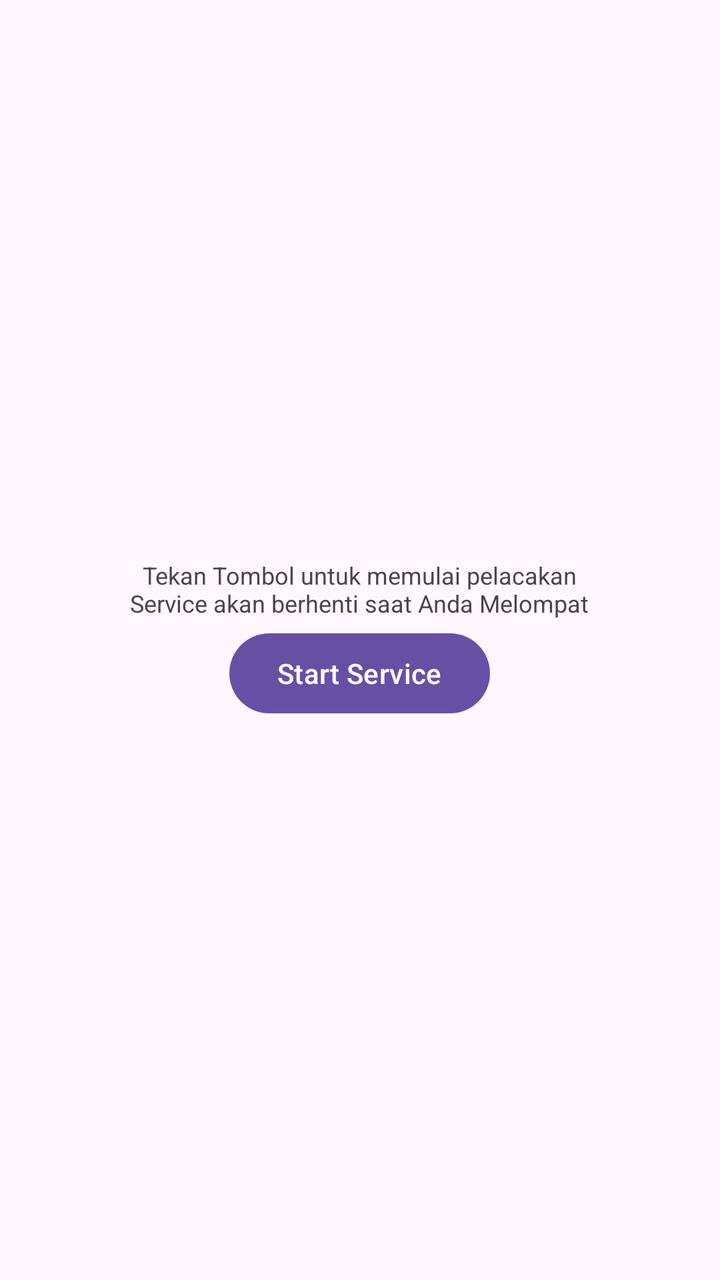
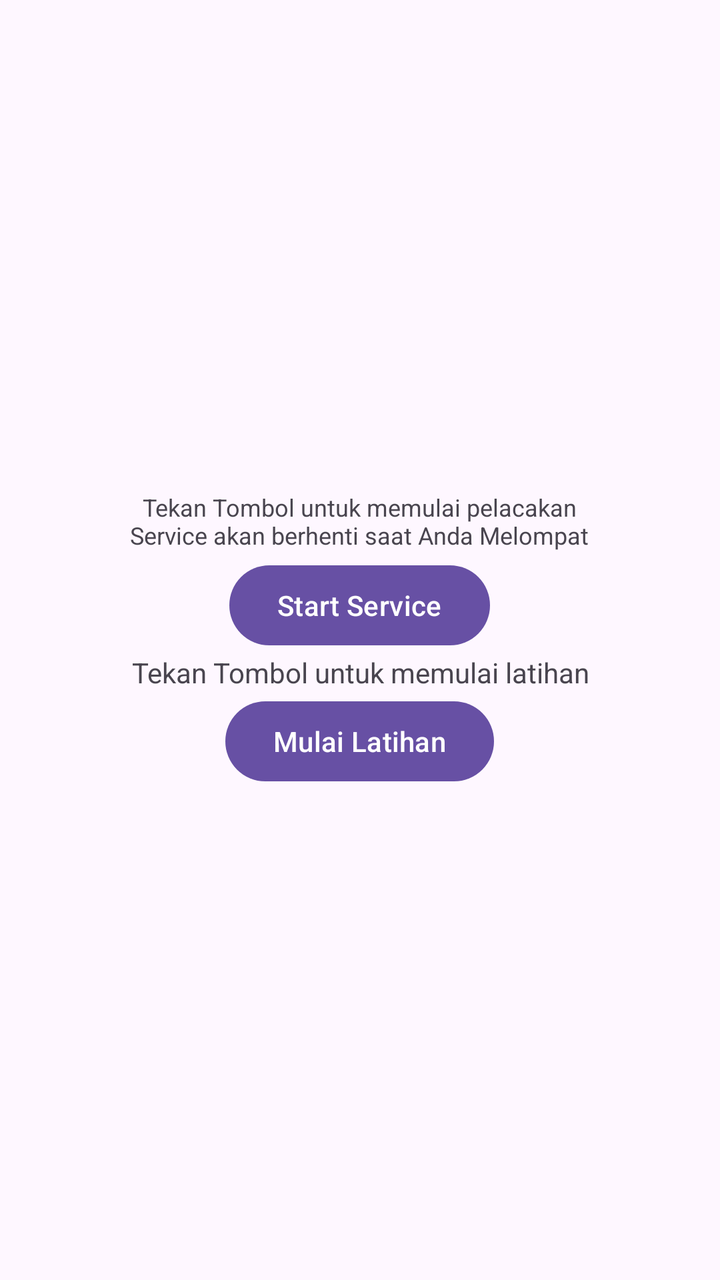

Two renders of the same Android screen: before a commit and after it. Below are the layout's source before the change and the commit's diff.
<!-- AndroidManifest.xml: application theme Theme.BackgroundServices -->
<!-- res/layout/activity_main.xml -->
<?xml version="1.0" encoding="utf-8"?>
<LinearLayout xmlns:android="http://schemas.android.com/apk/res/android"
    xmlns:app="http://schemas.android.com/apk/res-auto"
    xmlns:tools="http://schemas.android.com/tools"
    android:id="@+id/main"
    android:layout_width="match_parent"
    android:layout_height="match_parent"
    android:orientation="vertical"
    android:gravity="center"
    android:padding="16dp"
    tools:context=".MainActivity">

    <TextView
        android:id="@+id/statusTextView"
        android:layout_width="wrap_content"
        android:layout_height="wrap_content"
        android:text="Tekan Tombol untuk memulai pelacakan\nService akan berhenti saat Anda Melompat"
        android:textSize="12sp"
        android:gravity="center"
        android:layout_marginBottom="3dp" />

    <Button
        android:id="@+id/button"
        android:layout_width="wrap_content"
        android:layout_height="wrap_content"
        android:text="Start Service" />

</LinearLayout>
<!-- resources referenced by this layout -->
<resources>
  <style name="Theme.BackgroundServices" parent="Base.Theme.BackgroundServices" />
  <style name="Base.Theme.BackgroundServices" parent="Theme.Material3.DayNight.NoActionBar">
          
          
      </style>
</resources>

<!-- the commit's change to res/layout/activity_main.xml (unified diff, before → after) -->
@@ -25,4 +25,19 @@
         android:layout_height="wrap_content"
         android:text="Start Service" />
 
+    <TextView
+        android:id="@+id/tv_status"
+        android:layout_width="wrap_content"
+        android:layout_height="wrap_content"
+        android:text="Tekan Tombol untuk memulai latihan"
+        android:textSize="14sp"
+        android:gravity="center"
+        android:layout_marginBottom="1dp" />
+
+    <Button
+        android:id="@+id/btn_start_exercise"
+        android:layout_width="wrap_content"
+        android:layout_height="wrap_content"
+        android:text="Mulai Latihan" />
+
 </LinearLayout>
